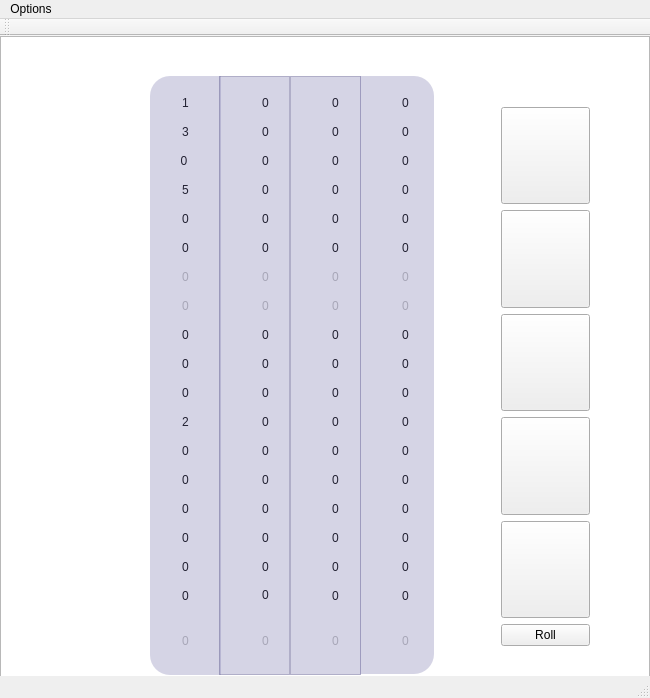
Before: the Qt Designer form JanuariYahtzee/yahtzeemainwin.ui in MarkusEson/GUI-Projekt-Januari, drawn with Qt 5.
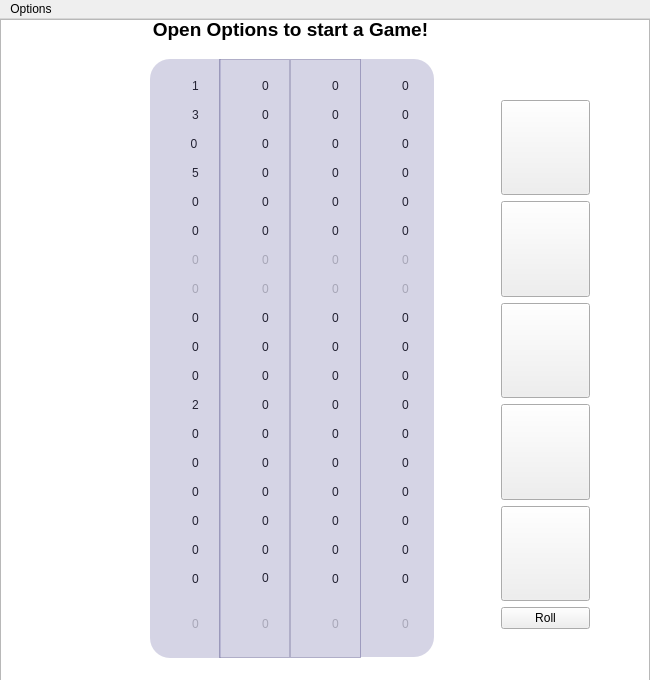
After: the same form once the commit is applied. Icons and pictures are not drawn.

```diff
--- a/JanuariYahtzee/yahtzeemainwin.ui
+++ b/JanuariYahtzee/yahtzeemainwin.ui
@@ -7,13 +7,13 @@
     <x>0</x>
     <y>0</y>
     <width>650</width>
-    <height>698</height>
+    <height>680</height>
    </rect>
   </property>
   <property name="minimumSize">
    <size>
     <width>650</width>
-    <height>698</height>
+    <height>680</height>
    </size>
   </property>
   <property name="windowTitle">
@@ -39,9 +39,9 @@
    <widget class="QWidget" name="gridLayoutWidget_4">
     <property name="geometry">
      <rect>
-      <x>140</x>
+      <x>150</x>
       <y>40</y>
-      <width>81</width>
+      <width>71</width>
       <height>601</height>
      </rect>
     </property>
@@ -2335,9 +2335,9 @@
     <property name="geometry">
      <rect>
       <x>490</x>
-      <y>60</y>
+      <y>70</y>
       <width>111</width>
-      <height>561</height>
+      <height>551</height>
      </rect>
     </property>
     <layout class="QGridLayout" name="diceButtonLayout">
@@ -2457,6 +2457,30 @@
     <zorder>dice3Button</zorder>
     <zorder>rollDiceButton</zorder>
    </widget>
+   <widget class="QLabel" name="helpLabel">
+    <property name="geometry">
+     <rect>
+      <x>0</x>
+      <y>0</y>
+      <width>581</width>
+      <height>21</height>
+     </rect>
+    </property>
+    <property name="font">
+     <font>
+      <family>Arial</family>
+      <pointsize>14</pointsize>
+      <weight>75</weight>
+      <bold>true</bold>
+     </font>
+    </property>
+    <property name="text">
+     <string>Open Options to start a Game!</string>
+    </property>
+    <property name="alignment">
+     <set>Qt::AlignCenter</set>
+    </property>
+   </widget>
   </widget>
   <widget class="QMenuBar" name="menuBar">
    <property name="geometry">
@@ -2480,15 +2504,6 @@
    </widget>
    <addaction name="menuOptions"/>
   </widget>
-  <widget class="QToolBar" name="mainToolBar">
-   <attribute name="toolBarArea">
-    <enum>TopToolBarArea</enum>
-   </attribute>
-   <attribute name="toolBarBreak">
-    <bool>false</bool>
-   </attribute>
-  </widget>
-  <widget class="QStatusBar" name="statusBar"/>
   <action name="onePlayerButton">
    <property name="text">
     <string>1 Player</string>
```
Left out of the diff: 6 changed lines with no effect on the pictures.
